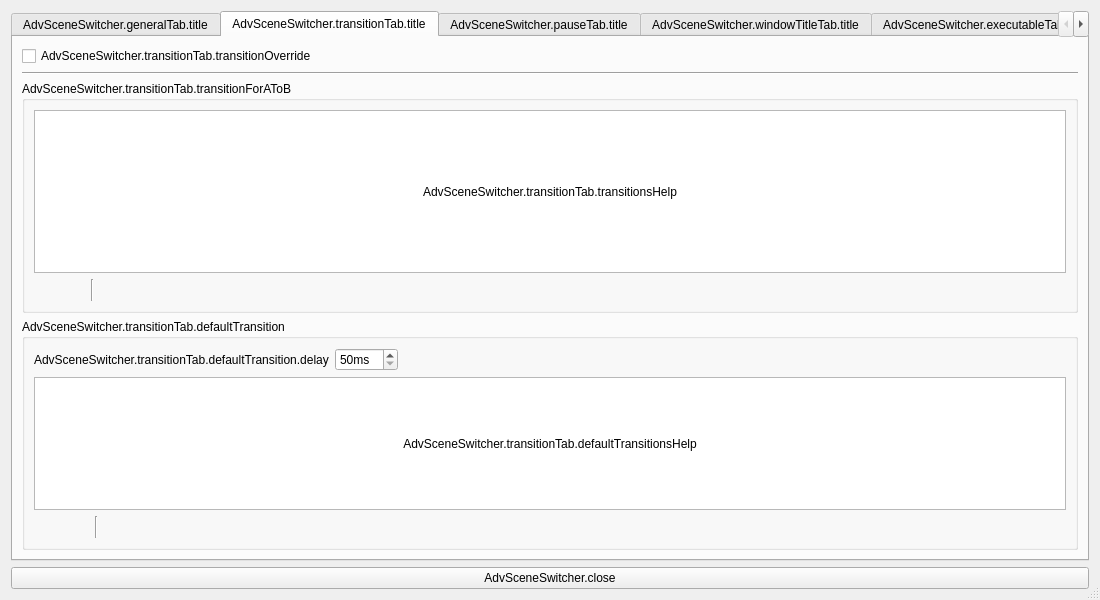
Before: the Qt Designer form forms/advanced-scene-switcher.ui in WarmUpTill/SceneSwitcher, drawn with Qt 5.
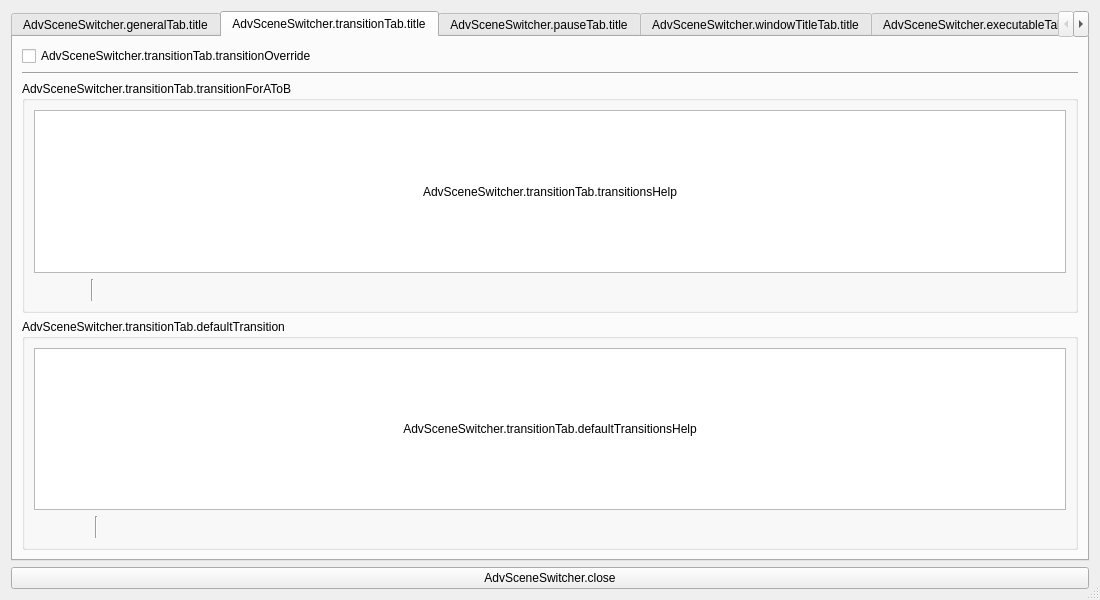
After: the same form once the commit is applied. The open tabs and pages were chosen to show the change. Icons and pictures are not drawn.

Commit message: Use placeWidgets() for defTransitionDelay.

```diff
--- a/forms/advanced-scene-switcher.ui
+++ b/forms/advanced-scene-switcher.ui
@@ -738,41 +738,7 @@
          </property>
          <layout class="QVBoxLayout" name="verticalLayout_12">
           <item>
-           <layout class="QHBoxLayout" name="horizontalLayout_11">
-            <item>
-             <widget class="QLabel" name="label_6">
-              <property name="text">
-               <string>AdvSceneSwitcher.transitionTab.defaultTransition.delay</string>
-              </property>
-             </widget>
-            </item>
-            <item>
-             <widget class="QSpinBox" name="defTransitionDelay">
-              <property name="suffix">
-               <string>ms</string>
-              </property>
-              <property name="minimum">
-               <number>50</number>
-              </property>
-              <property name="maximum">
-               <number>500</number>
-              </property>
-             </widget>
-            </item>
-            <item>
-             <spacer name="horizontalSpacer_9">
-              <property name="orientation">
-               <enum>Qt::Horizontal</enum>
-              </property>
-              <property name="sizeHint" stdset="0">
-               <size>
-                <width>40</width>
-                <height>20</height>
-               </size>
-              </property>
-             </spacer>
-            </item>
-           </layout>
+           <layout class="QHBoxLayout" name="defTransitionDelayLayout"/>
           </item>
           <item>
            <layout class="QGridLayout" name="gridLayout_10">
```
The commit also changes 3 other files.
